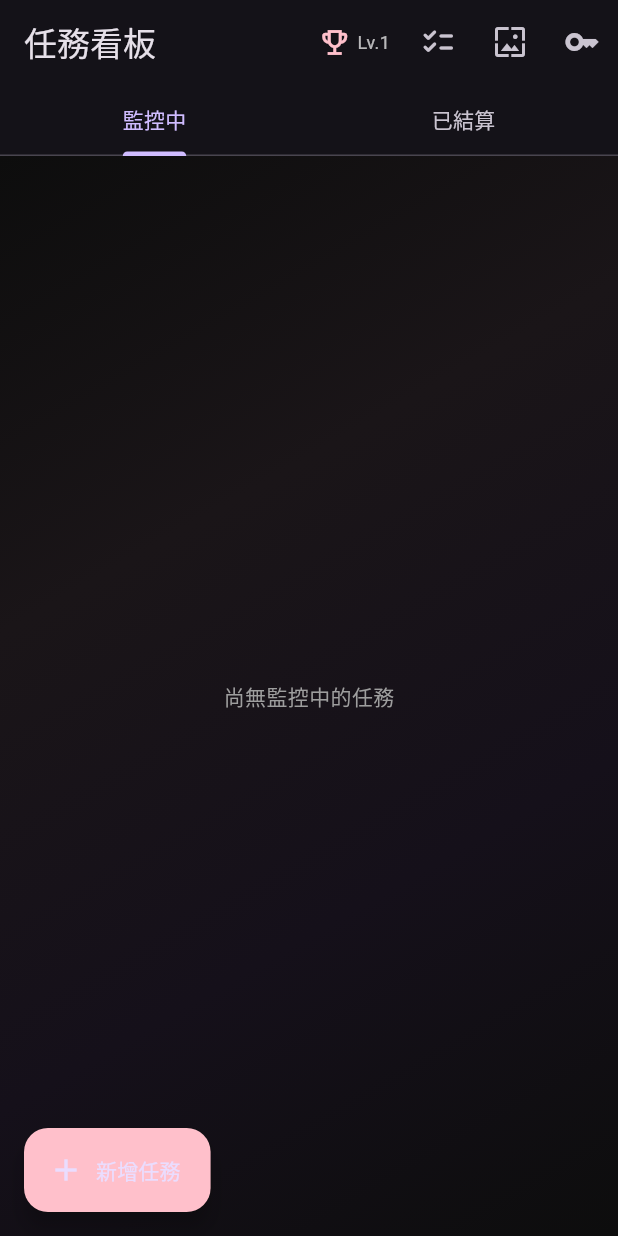
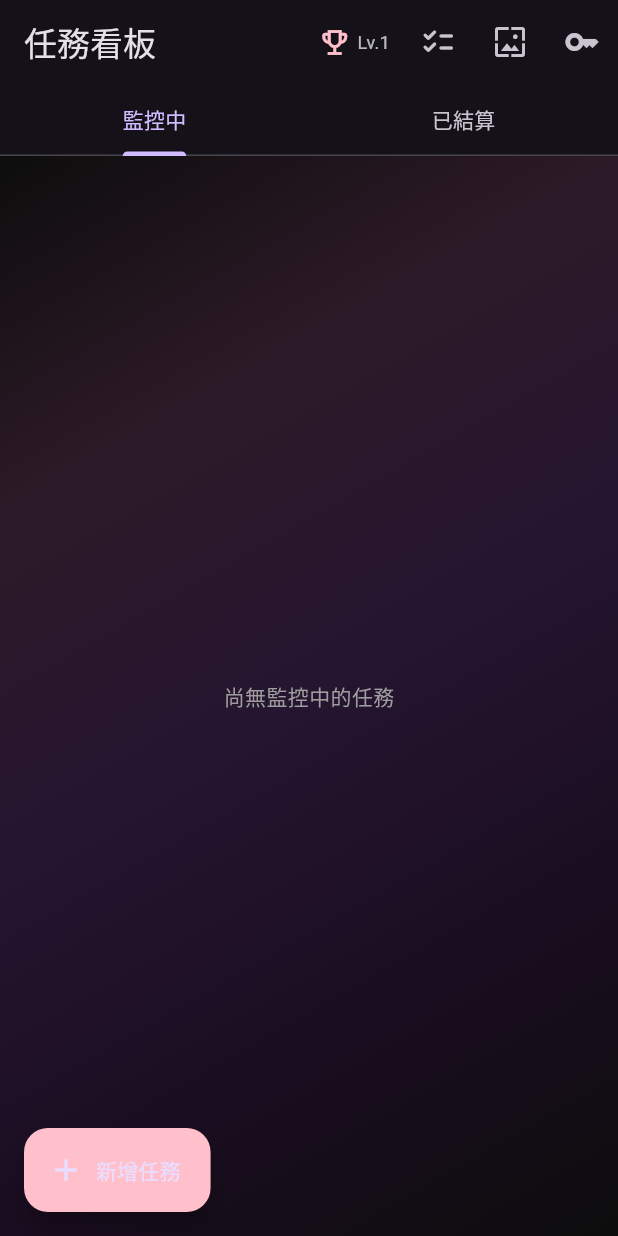
Before and after one commit to Trader-Wei/Trade-Mission, a Flutter app: the screen it shows after launch, on a phone screen of 412 x 824 dp. Run offline on Flutter 3.47's test engine with Material 3 defaults, Android fonts, the phone set to English and light mode, and no system bars; our stand-ins replace flutter_secure_storage, image_picker, shared_preferences, syncfusion_flutter_charts.

Commit message:
sync 2026/02/10 週二  2:29:17.96

```diff
--- a/lib/main.dart
+++ b/lib/main.dart
@@ -2550,7 +2550,7 @@ class _CryptoDashboardState extends State<CryptoDashboard> {
 
       default:
 
-        colors = [const Color(0xFF0D0D0D), const Color(0xFF1a1518), const Color(0xFF15101a), const Color(0xFF0D0D0D)];
+        colors = [const Color(0xFF0D0D0D), const Color(0xFF2d1a28), const Color(0xFF251530), const Color(0xFF1a0d20), const Color(0xFF0D0D0D)];
 
     }
 
```
